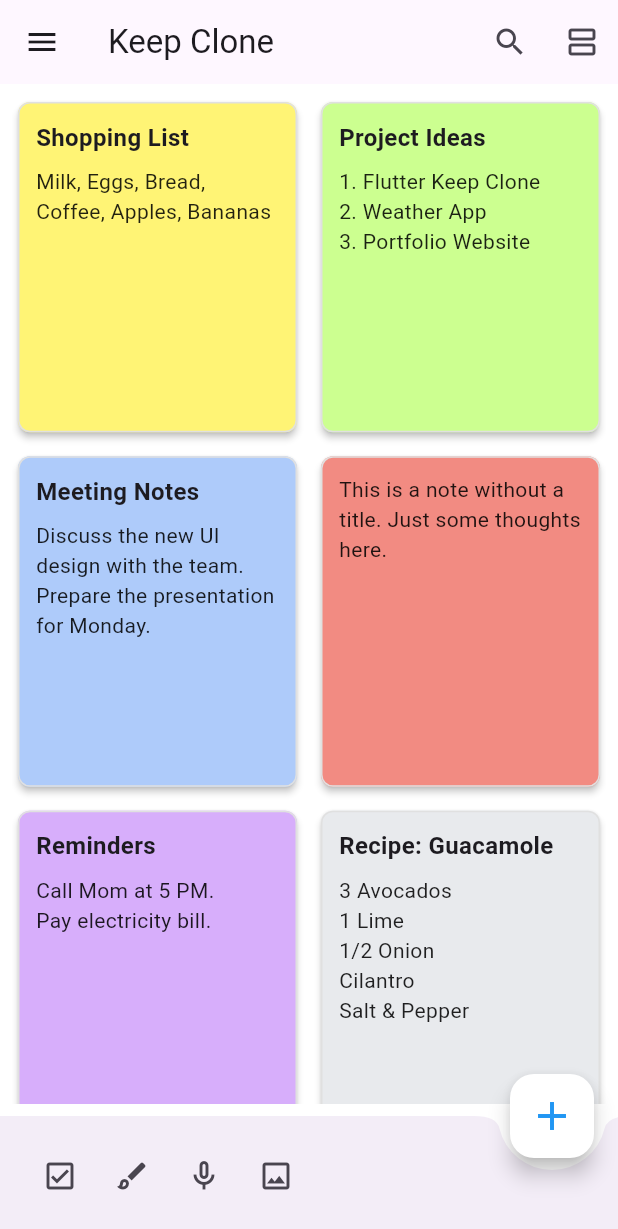
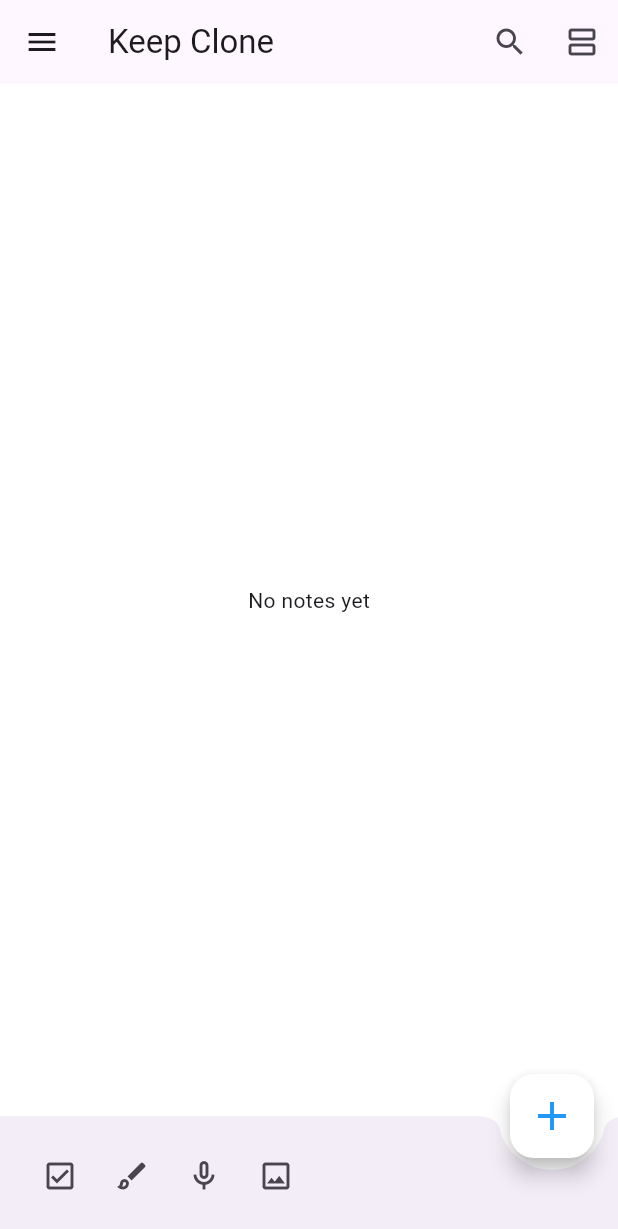
Before and after one commit to marlitobdungog/notes-mobile-app, a Flutter app: the screen it shows after launch, in the side drawer, after a tap on the "add" icon, on a phone screen of 412 x 824 dp. Shown: the top 1229 px of the screen. Run offline on Flutter 3.47's test engine with Material 3 defaults, Android fonts, the phone set to English and light mode, and no system bars; our stand-ins replace sqflite; accounts and stored records are empty.

Commit message:
Implement CRUD operations for notes using SQLite and UUIDs
- Added sqflite, path, and uuid dependencies to pubspec.yaml.
- Updated Note model with serialization (toMap/fromMap) and copyWith methods.
- Created DatabaseHelper for SQLite operations.
- Updated main screen to fetch and display notes from the database.
- Implemented add, edit, and delete functionality in NoteDetailScreen.
- Used UUID v4 for note IDs.
- Implemented "save on back" behavior using WillPopScope.

```diff
--- a/lib/main.dart
+++ b/lib/main.dart
@@ -1,9 +1,12 @@
 import 'package:flutter/material.dart';
+import 'package:uuid/uuid.dart';
 import 'models/note.dart';
 import 'widgets/note_card.dart';
 import 'screens/note_detail_screen.dart';
+import 'services/database_helper.dart';
 
 void main() {
+  WidgetsFlutterBinding.ensureInitialized();
   runApp(const KeepCloneApp());
 }
 
@@ -32,50 +35,23 @@ class NotesScreen extends StatefulWidget {
 }
 
 class _NotesScreenState extends State<NotesScreen> {
-  final List<Note> dummyNotes = [
-    Note(
-      id: '1',
-      title: 'Shopping List',
-      content: 'Milk, Eggs, Bread, Coffee, Apples, Bananas',
-      createdAt: DateTime.now(),
-      color: 0xFFFFF475, // Yellow
-    ),
-    Note(
-      id: '2',
-      title: 'Project Ideas',
-      content: '1. Flutter Keep Clone\n2. Weather App\n3. Portfolio Website',
-      createdAt: DateTime.now(),
-      color: 0xFFCCFF90, // Light Green
-    ),
-    Note(
-      id: '3',
-      title: 'Meeting Notes',
-      content: 'Discuss the new UI design with the team. Prepare the presentation for Monday.',
-      createdAt: DateTime.now(),
-      color: 0xFFAECBFA, // Light Blue
-    ),
-    Note(
-      id: '4',
-      title: '',
-      content: 'This is a note without a title. Just some thoughts here.',
-      createdAt: DateTime.now(),
-      color: 0xFFF28B82, // Red/Pink
-    ),
-    Note(
-      id: '5',
-      title: 'Reminders',
-      content: 'Call Mom at 5 PM.\nPay electricity bill.',
-      createdAt: DateTime.now(),
-      color: 0xFFD7AEFB, // Purple
-    ),
-    Note(
-      id: '6',
-      title: 'Recipe: Guacamole',
-      content: '3 Avocados\n1 Lime\n1/2 Onion\nCilantro\nSalt & Pepper',
-      createdAt: DateTime.now(),
-      color: 0xFFE8EAED, // Grey
-    ),
-  ];
+  List<Note> _notes = [];
+  bool _isLoading = true;
+
+  @override
+  void initState() {
+    super.initState();
+    _refreshNotes();
+  }
+
+  Future<void> _refreshNotes() async {
+    setState(() => _isLoading = true);
+    final notes = await DatabaseHelper.instance.getAllNotes();
+    setState(() {
+      _notes = notes;
+      _isLoading = false;
+    });
+  }
 
   @override
   Widget build(BuildContext context) {
@@ -94,7 +70,11 @@ class _NotesScreenState extends State<NotesScreen> {
         ],
       ),
       drawer: const Drawer(),
-      body: Padding(
+      body: _isLoading
+          ? const Center(child: CircularProgressIndicator())
+          : _notes.isEmpty
+              ? const Center(child: Text('No notes yet'))
+              : Padding(
                   padding: const EdgeInsets.all(8.0),
                   child: GridView.builder(
                     gridDelegate: const SliverGridDelegateWithFixedCrossAxisCount(
@@ -103,25 +83,40 @@ class _NotesScreenState extends State<NotesScreen> {
                       mainAxisSpacing: 8,
                       childAspectRatio: 0.85,
                     ),
-          itemCount: dummyNotes.length,
+                    itemCount: _notes.length,
                     itemBuilder: (context, index) {
-            final note = dummyNotes[index];
+                      final note = _notes[index];
                       return NoteCard(
                         note: note,
-              onTap: () {
-                Navigator.push(
+                        onTap: () async {
+                          await Navigator.push(
                             context,
                             MaterialPageRoute(
                               builder: (context) => NoteDetailScreen(note: note),
                             ),
                           );
+                          _refreshNotes();
                         },
                       );
                     },
                   ),
                 ),
       floatingActionButton: FloatingActionButton(
-        onPressed: () {},
+        onPressed: () async {
+          final newNote = Note(
+            id: const Uuid().v4(),
+            title: '',
+            content: '',
+            createdAt: DateTime.now(),
+          );
+          await Navigator.push(
+            context,
+            MaterialPageRoute(
+              builder: (context) => NoteDetailScreen(note: newNote, isNew: true),
+            ),
+          );
+          _refreshNotes();
+        },
         tooltip: 'Add Note',
         child: const Icon(Icons.add, size: 32),
         backgroundColor: Colors.white,
--- /dev/null
+++ b/lib/services/database_helper.dart
@@ -0,0 +1,80 @@
+import 'dart:async';
+import 'package:path/path.dart';
+import 'package:sqflite/sqflite.dart';
+import '../models/note.dart';
+
+class DatabaseHelper {
+  static final DatabaseHelper instance = DatabaseHelper._init();
+  static Database? _database;
+
+  DatabaseHelper._init();
+
+  Future<Database> get database async {
+    if (_database != null) return _database!;
+    _database = await _initDB('notes.db');
+    return _database!;
+  }
+
+  Future<Database> _initDB(String filePath) async {
+    final dbPath = await getDatabasesPath();
+    final path = join(dbPath, filePath);
+
+    return await openDatabase(
+      path,
+      version: 1,
+      onCreate: _createDB,
+    );
+  }
+
+  Future _createDB(Database db, int version) async {
+    await db.execute('''
+      CREATE TABLE notes (
+        id TEXT PRIMARY KEY,
+        title TEXT,
+        content TEXT,
+        createdAt TEXT,
+        color INTEGER
+      )
+    ''');
+  }
+
+  Future<void> insertNote(Note note) async {
+    final db = await instance.database;
+    await db.insert(
+      'notes',
+      note.toMap(),
+      conflictAlgorithm: ConflictAlgorithm.replace,
+    );
+  }
+
+  Future<List<Note>> getAllNotes() async {
+    final db = await instance.database;
+    final result = await db.query('notes', orderBy: 'createdAt DESC');
+
+    return result.map((json) => Note.fromMap(json)).toList();
+  }
+
+  Future<int> updateNote(Note note) async {
+    final db = await instance.database;
+    return await db.update(
+      'notes',
+      note.toMap(),
+      where: 'id = ?',
+      whereArgs: [note.id],
+    );
+  }
+
+  Future<int> deleteNote(String id) async {
+    final db = await instance.database;
+    return await db.delete(
+      'notes',
+      where: 'id = ?',
+      whereArgs: [id],
+    );
+  }
+
+  Future close() async {
+    final db = await instance.database;
+    db.close();
+  }
+}
--- a/pubspec.yaml
+++ b/pubspec.yaml
@@ -9,6 +9,9 @@ dependencies:
   flutter:
     sdk: flutter
   cupertino_icons: ^1.0.2
+  sqflite: ^2.3.0
+  path: ^1.8.3
+  uuid: ^4.1.0
 
 dev_dependencies:
   flutter_test:
```
Also changed, not shown: lib/models/note.dart (+36 -0 lines), lib/screens/note_detail_screen.dart (+61 -3 lines). Lines whose indentation alone changed are shown as unchanged.
